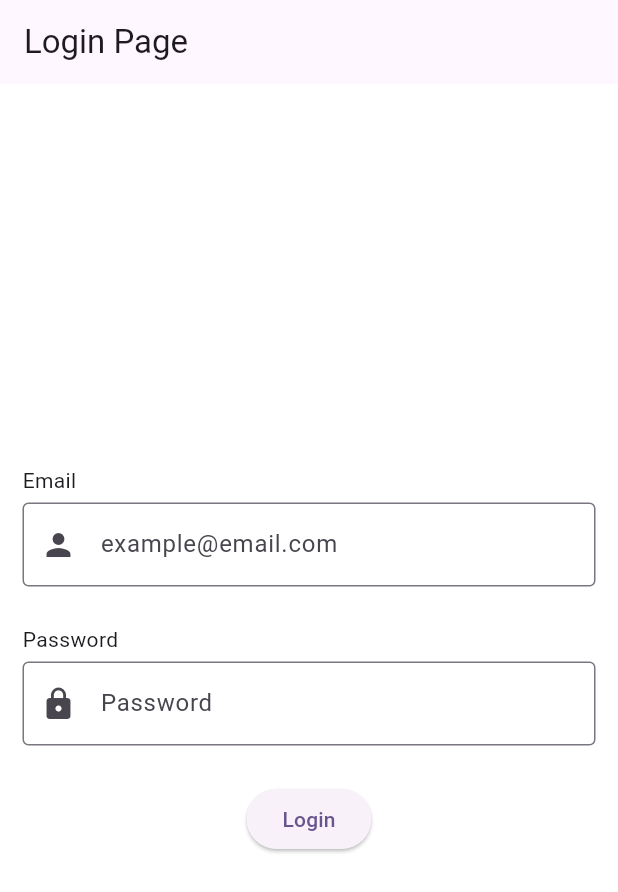
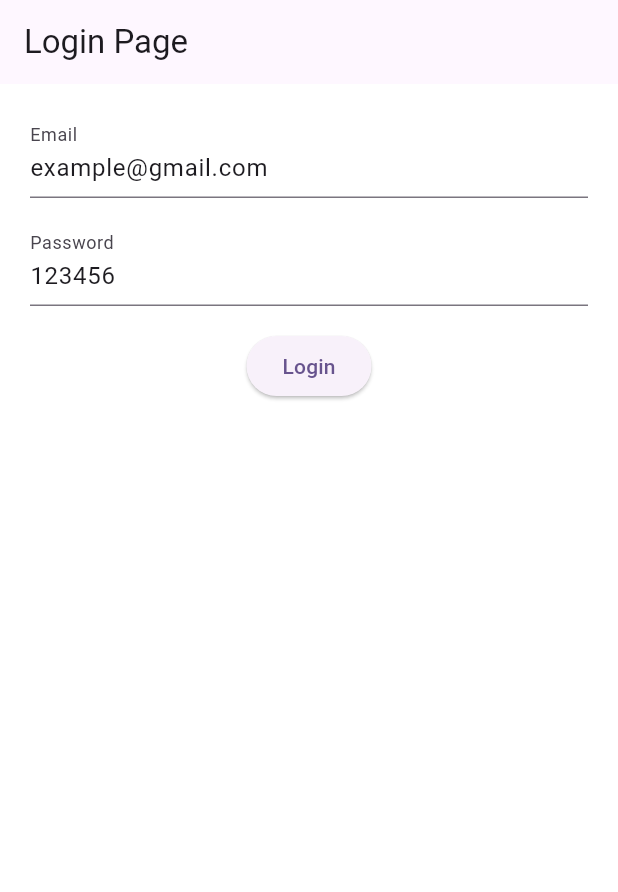
Before and after one commit to abujaforsaleh/auth_project, a Flutter app: the screen it shows after launch, on a phone screen of 412 x 824 dp. Shown: the top 892 px of the screen. Run offline on Flutter 3.47's test engine with Material 3 defaults, Android fonts, the phone set to English and light mode, and no system bars.

Commit message:
feat: login screen done

```diff
--- a/lib/main.dart
+++ b/lib/main.dart
@@ -1,7 +1,6 @@
 import 'package:auth_project/provider/auth_provider.dart';
 import 'package:auth_project/screens/home_screen.dart';
 import 'package:auth_project/screens/login_screen.dart';
-import 'package:auth_project/screens/splash_screen.dart';
 import 'package:flutter/material.dart';
 import 'package:provider/provider.dart';
 
@@ -12,25 +11,22 @@ void main() {
 class MyApp extends StatelessWidget {
   const MyApp({super.key});
 
-  // This widget is the root of your application.
   @override
   Widget build(BuildContext context) {
     return ChangeNotifierProvider(
       create: (context) => AuthProvider(),
       child: MaterialApp(
-        title: 'Flutter Demo',
-
+        title: 'Flutter Auth',
         theme: ThemeData(
           colorScheme: ColorScheme.fromSeed(seedColor: Colors.deepPurple),
           useMaterial3: true,
         ),
         debugShowCheckedModeBanner: false,
         routes: {
-          '/': (context)=> SplashScreen(),
           '/login_page': (context)=> LoginScreen(),
           '/home_page': (context)=> HomeScreen(),
         },
-        initialRoute: '/',
+        initialRoute: '/login_page',
       ),
     );
   }
--- a/lib/provider/auth_provider.dart
+++ b/lib/provider/auth_provider.dart
@@ -1,16 +1,19 @@
 import 'package:flutter/material.dart';
 
 class AuthProvider extends ChangeNotifier{
-  bool _isLogIn = false;
+  bool _isLoading = false;
 
-  bool get isLogIn =>_isLogIn;
+  bool get isLoading => _isLoading;
 
-  logOut(){
-    _isLogIn = false;
+  Future<void> login (String email, String password)async{
+    _isLoading = true;
     notifyListeners();
-  }
-  logIn(){
-    _isLogIn = true;
+
+    await Future.delayed(Duration(seconds: 2));
+
+    debugPrint("login with email: $email, password: $password");
+
+    _isLoading = false;
     notifyListeners();
   }
 
--- a/lib/screens/login_screen.dart
+++ b/lib/screens/login_screen.dart
@@ -1,5 +1,7 @@
 import 'package:auth_project/provider/auth_provider.dart';
+import 'package:auth_project/widgets/custom_textfield.dart';
 import 'package:flutter/material.dart';
+import 'package:flutter/services.dart';
 import 'package:provider/provider.dart';
 
 class LoginScreen extends StatefulWidget {
@@ -10,8 +12,8 @@ class LoginScreen extends StatefulWidget {
 }
 
 class _LoginScreenState extends State<LoginScreen> {
-  final _emailController = TextEditingController();
-  final _passwordController = TextEditingController();
+  final _emailController = TextEditingController(text: "example@gmail.com");
+  final _passwordController = TextEditingController(text: "123456");
   final _formKey = GlobalKey<FormState>();
 
   @override
@@ -21,91 +23,53 @@ class _LoginScreenState extends State<LoginScreen> {
     super.dispose();
   }
 
+  void _submitLogin() {
+    if (_formKey.currentState!.validate()) {
+      final email = _emailController.text.trim();
+      final password = _passwordController.text;
+      Provider.of<AuthProvider>(context, listen: false).login(email, password);
+    }
+  }
 
   @override
   Widget build(BuildContext context) {
+    final authProvider = Provider.of<AuthProvider>(context);
     return Scaffold(
       appBar: AppBar(
         title: Text("Login Page"),
       ),
       backgroundColor: Colors.white,
-      body: Center(
-        child: Container(
-          padding: EdgeInsets.symmetric(horizontal: 15),
+      body: Padding(
+        padding: EdgeInsets.all(20),
         child: Form(
           key: _formKey,
           child: Column(
-              crossAxisAlignment: CrossAxisAlignment.start,
-              mainAxisAlignment: MainAxisAlignment.center,
             children: [
-                //email
-                Text("Email"),
+              customTextfield(
+                  controller: _emailController,
+                  inputType: TextInputType.emailAddress,
+                  labelText: "Email",
+                  validatorValue: "Enter email address"),
               SizedBox(
-                  height: 5,
+                height: 16,
               ),
-                TextFormField(
-                  controller: _emailController,
-                  decoration: InputDecoration(
-                    labelText: "example@email.com",
-                    prefixIcon: Icon(Icons.person),
-                    border: OutlineInputBorder(),
+              customTextfield(
+                  controller: _passwordController,
+                  inputType: TextInputType.visiblePassword,
+                  labelText: "Password",
+                  validatorValue: "Enter a Password"),
+              SizedBox(
+                height: 16,
               ),
-                  keyboardType: TextInputType.emailAddress,
-                  validator: (value) {
-                    if (value == null || value.isEmpty) {
-                      return "Please enter email";
-                    }
-                    if (!RegExp(r'\S+@\S+\.\S+').hasMatch(value)) {
-                      return "Email not valid";
-                    }
-                    return null;
-                  },
-                ),
-
-                //password
-                SizedBox(
-                  height: 25,
-                ),
-                Text("Password"),
-                SizedBox(
-                  height: 5,
-                ),
-                TextFormField(
-                  controller: _passwordController,
-                  decoration: InputDecoration(
-                      labelText: "Password",
-                      prefixIcon: Icon(Icons.lock),
-                      border: OutlineInputBorder()),
-                  keyboardType: TextInputType.visiblePassword,
-                  validator: (value) {
-                    if (value == null || value.isEmpty) {
-                      return "Password can't be empty";
-                    }
-                    if (value.length < 6) {
-                      return "Length can't be less than 6";
-                    }
-                    return null;
-                  },
-                ),
-                SizedBox(
-                  height: 25,
-                ),
-                Align(
-                  alignment: Alignment.center,
-                  child: ElevatedButton(
-                    onPressed: () {
-                      if (_formKey.currentState!.validate()) {
-                        context.read<AuthProvider>().logIn();
-                        ScaffoldMessenger.of(context).showSnackBar(SnackBar(
-                            content: Text("You are Logged in Successfully")));
-                        Navigator.pushReplacementNamed(context, '/home_page');
-                      }
-                    },
-                    child: Text("Login"),
-                  ),
+              ElevatedButton(
+                onPressed: authProvider.isLoading ? null : _submitLogin,
+                child: authProvider.isLoading
+                    ? CircularProgressIndicator(
+                        color: Colors.white,
+                      )
+                    : Text("Login"),
               ),
             ],
-            ),
           ),
         ),
       ),
--- /dev/null
+++ b/lib/widgets/custom_textfield.dart
@@ -0,0 +1,10 @@
+import 'package:flutter/material.dart';
+
+TextFormField customTextfield({required TextEditingController controller, required TextInputType inputType, required String labelText, required String validatorValue}) {
+  return TextFormField(
+    controller: controller,
+    keyboardType: inputType,
+    decoration: InputDecoration(labelText: labelText),
+    validator: (value) => value!.isEmpty ? validatorValue: null,
+  );
+}
```
Also changed, not shown: lib/screens/home_screen.dart (+3 -5 lines), lib/screens/splash_screen.dart (deleted, +0 -34 lines), lib/models/auth_response.dart (added), lib/models/user_model.dart (added), lib/routs/app_routs.dart (added), lib/screens/registration_screen.dart (added), lib/widgets/custom_button.dart (added), 3 other files. Lines whose indentation alone changed are shown as unchanged.
